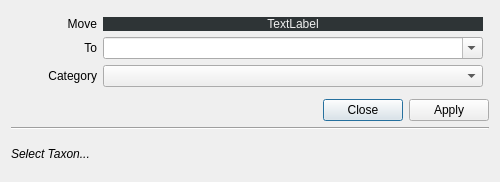
The window that ui/pn_movetaxa.ui (PhilippeBko/taxa_occ) describes before a commit, drawn with Qt 5.
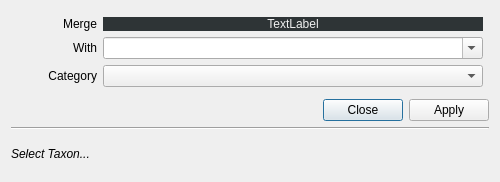
The same window after the commit.

```diff
--- a/ui/pn_movetaxa.ui
+++ b/ui/pn_movetaxa.ui
@@ -80,7 +80,7 @@
         <string notr="true"/>
        </property>
        <property name="text">
-        <string>Move</string>
+        <string>Merge</string>
        </property>
        <property name="alignment">
         <set>Qt::AlignRight|Qt::AlignTrailing|Qt::AlignVCenter</set>
@@ -134,7 +134,7 @@
         </size>
        </property>
        <property name="text">
-        <string>To</string>
+        <string>With</string>
        </property>
        <property name="alignment">
         <set>Qt::AlignRight|Qt::AlignTrailing|Qt::AlignVCenter</set>
```
Left out of the diff: 2 changed lines with no effect on the pictures.
